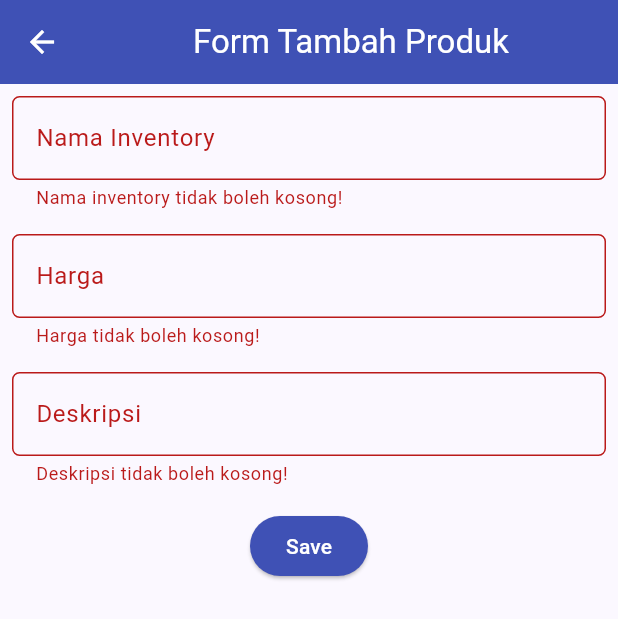
After one commit to Arxeno/flutter-merch-shop, a Flutter app: the InventoryFormPage screen opened directly, after a tap on "Save", on a phone screen of 412 x 824 dp. The commit adds this screen. Shown: the top 619 px of the screen. Run offline on Flutter 3.47's test engine with Material 2 defaults, Android fonts, the phone set to English and light mode, and no system bars.

```diff
--- /dev/null
+++ b/lib/screens/inventorylist_form.dart
@@ -0,0 +1,153 @@
+import 'package:flutter/material.dart';
+
+class InventoryFormPage extends StatefulWidget {
+  const InventoryFormPage({super.key});
+
+  @override
+  State<InventoryFormPage> createState() => _ShopFormPageState();
+}
+
+class _ShopFormPageState extends State<InventoryFormPage> {
+  final _formKey = GlobalKey<FormState>();
+  String _name = "";
+  int _price = 0;
+  String _description = "";
+
+  @override
+  Widget build(BuildContext context) {
+    return Scaffold(
+      appBar: AppBar(
+        title: const Center(
+          child: Text(
+            'Form Tambah Produk',
+          ),
+        ),
+        backgroundColor: Colors.indigo,
+        foregroundColor: Colors.white,
+      ),
+      body: Form(
+        key: _formKey,
+        child: SingleChildScrollView(
+            child:
+                Column(crossAxisAlignment: CrossAxisAlignment.start, children: [
+          Padding(
+            padding: const EdgeInsets.all(8.0),
+            child: TextFormField(
+              decoration: InputDecoration(
+                hintText: "Nama Inventory",
+                labelText: "Nama Inventory",
+                border: OutlineInputBorder(
+                  borderRadius: BorderRadius.circular(5.0),
+                ),
+              ),
+              onChanged: (String? value) {
+                setState(() {
+                  _name = value!;
+                });
+              },
+              validator: (String? value) {
+                if (value == null || value.isEmpty) {
+                  return "Nama inventory tidak boleh kosong!";
+                }
+                return null;
+              },
+            ),
+          ),
+          Padding(
+            padding: const EdgeInsets.all(8.0),
+            child: TextFormField(
+              decoration: InputDecoration(
+                hintText: "Harga",
+                labelText: "Harga",
+                border: OutlineInputBorder(
+                  borderRadius: BorderRadius.circular(5.0),
+                ),
+              ),
+              onChanged: (String? value) {
+                setState(() {
+                  _price = int.parse(value!);
+                });
+              },
+              validator: (String? value) {
+                if (value == null || value.isEmpty) {
+                  return "Harga tidak boleh kosong!";
+                }
+                if (int.tryParse(value) == null) {
+                  return "Harga harus berupa angka!";
+                }
+                return null;
+              },
+            ),
+          ),
+          Padding(
+            padding: const EdgeInsets.all(8.0),
+            child: TextFormField(
+              decoration: InputDecoration(
+                hintText: "Deskripsi",
+                labelText: "Deskripsi",
+                border: OutlineInputBorder(
+                  borderRadius: BorderRadius.circular(5.0),
+                ),
+              ),
+              onChanged: (String? value) {
+                setState(() {
+                  _description = value!;
+                });
+              },
+              validator: (String? value) {
+                if (value == null || value.isEmpty) {
+                  return "Deskripsi tidak boleh kosong!";
+                }
+                return null;
+              },
+            ),
+          ),
+          Align(
+            alignment: Alignment.bottomCenter,
+            child: Padding(
+              padding: const EdgeInsets.all(8.0),
+              child: ElevatedButton(
+                style: ButtonStyle(
+                  backgroundColor: MaterialStateProperty.all(Colors.indigo),
+                ),
+                onPressed: () {
+                  if (_formKey.currentState!.validate()) {
+                    showDialog(
+                      context: context,
+                      builder: (context) {
+                        return AlertDialog(
+                          title: const Text('Inventory berhasil tersimpan'),
+                          content: SingleChildScrollView(
+                            child: Column(
+                              crossAxisAlignment: CrossAxisAlignment.start,
+                              children: [
+                                Text('Nama: $_name'),
+                              ],
+                            ),
+                          ),
+                          actions: [
+                            TextButton(
+                              child: const Text('OK'),
+                              onPressed: () {
+                                Navigator.pop(context);
+                              },
+                            ),
+                          ],
+                        );
+                      },
+                    );
+                    _formKey.currentState!.reset();
+                  }
+                },
+                child: const Text(
+                  "Save",
+                  style: TextStyle(color: Colors.white),
+                ),
+              ),
+            ),
+          ),
+        ])),
+      ),
+    );
+  }
+}
```
Also changed, not shown: lib/widgets/drawer_button.dart (added, +32 -0 lines), lib/widgets/left_drawer.dart (+5 -25 lines).
